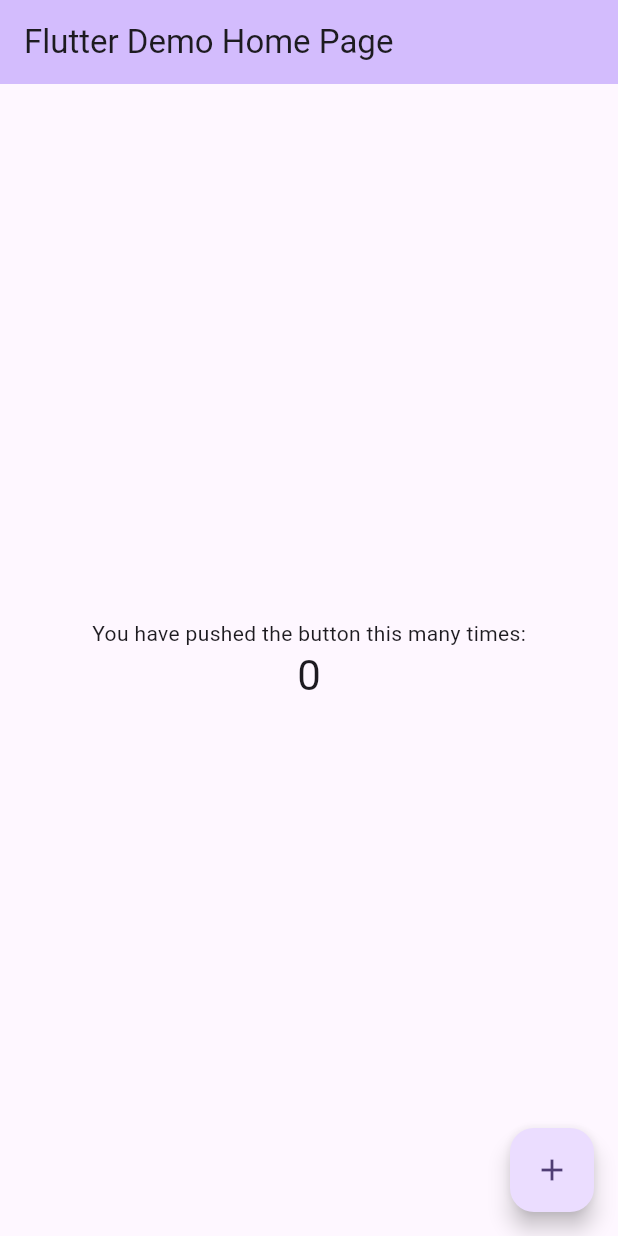
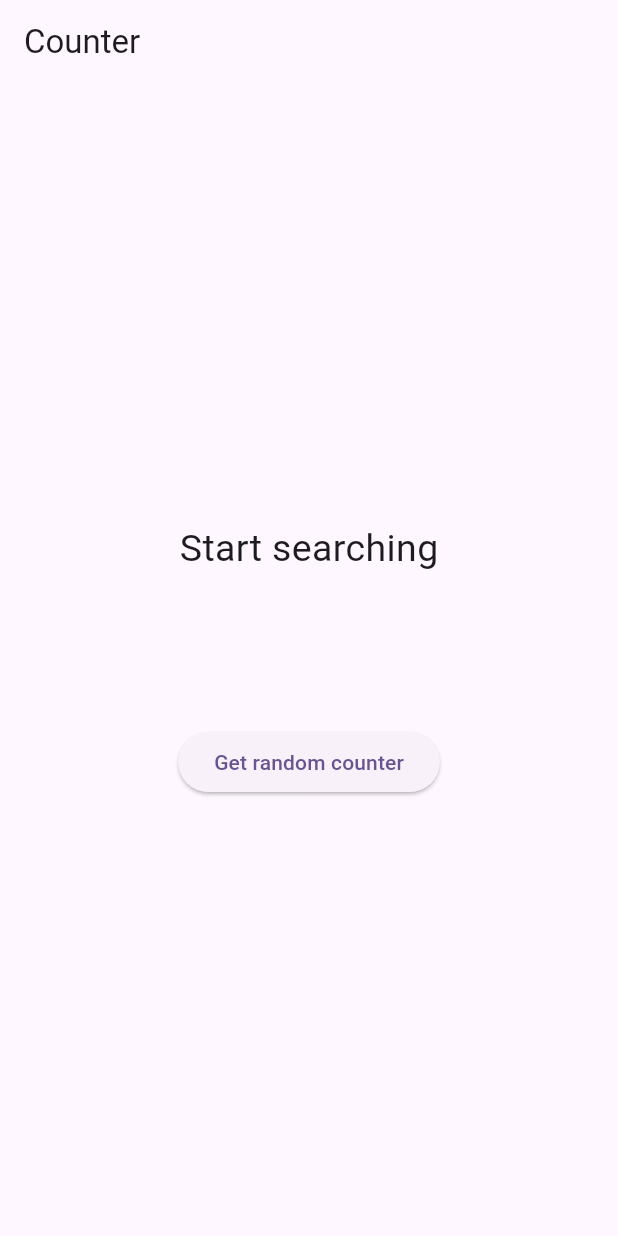
Before and after one commit to atishayjain740/practice_app, a Flutter app: the screen it shows after launch, on a phone screen of 412 x 824 dp. Run offline on Flutter 3.47's test engine with Material 3 defaults, Android fonts, the phone set to English and light mode, and no system bars; our stand-ins replace bloc, dartz, equatable, flutter_bloc, get_it, internet_connection_checker_plus and 1 more.

```diff
--- /dev/null
+++ b/lib/features/counter/presentation/pages/counter_page.dart
@@ -0,0 +1,60 @@
+import 'package:flutter/material.dart';
+import 'package:flutter_bloc/flutter_bloc.dart';
+import 'package:practice_app/features/counter/presentation/bloc/counter_bloc.dart';
+import 'package:practice_app/injection_container.dart';
+
+class CounterPage extends StatelessWidget {
+  const CounterPage({super.key});
+
+  @override
+  Widget build(BuildContext context) {
+    return BlocProvider(
+      create:
+          (_) => sl<CounterBloc>(), // Ensures CounterBloc is properly provided
+      child: CounterView(), // Move the UI to a separate widget
+    );
+  }
+}
+
+class CounterView extends StatelessWidget {
+  @override
+  Widget build(BuildContext context) {
+    return Scaffold(
+      appBar: AppBar(title: Text("Counter")),
+      body: Center(
+        child: Column(
+          mainAxisAlignment: MainAxisAlignment.center,
+          children: [
+            BlocBuilder<CounterBloc, CounterState>(
+              builder: (context, state) {
+                if (state is CounterEmpty) {
+                  return Text(
+                    "Start searching",
+                    style: TextStyle(fontSize: 25),
+                  );
+                } else if (state is CounterError) {
+                  return Text(state.message, style: TextStyle(fontSize: 25));
+                } else if (state is CounterLoading) {
+                  return CircularProgressIndicator();
+                } else if (state is CounterLoaded) {
+                  return Text(
+                    state.counter.count.toString(),
+                    style: TextStyle(fontSize: 25),
+                  );
+                }
+                return Container();
+              },
+            ),
+            const SizedBox(height: 100),
+            ElevatedButton(
+              onPressed: () {
+                context.read<CounterBloc>().add(GetCountEvent());
+              },
+              child: Text("Get random counter"),
+            ),
+          ],
+        ),
+      ),
+    );
+  }
+}
--- a/lib/main.dart
+++ b/lib/main.dart
@@ -1,6 +1,10 @@
 import 'package:flutter/material.dart';
+import 'package:practice_app/features/counter/presentation/pages/counter_page.dart';
+import 'injection_container.dart' as di;
 
-void main() {
+void main() async {
+  WidgetsFlutterBinding.ensureInitialized();
+  await di.init();
   runApp(const MyApp());
 }
 
@@ -10,57 +14,11 @@ class MyApp extends StatelessWidget {
   @override
   Widget build(BuildContext context) {
     return MaterialApp(
-      title: 'Flutter Demo',
+      title: 'Practice App',
       theme: ThemeData(
         colorScheme: ColorScheme.fromSeed(seedColor: Colors.deepPurple),
       ),
-      home: const MyHomePage(title: 'Flutter Demo Home Page'),
+      home: const CounterPage(),
     );
   }
 }
-
-class MyHomePage extends StatefulWidget {
-  const MyHomePage({super.key, required this.title});
-
-  final String title;
-
-  @override
-  State<MyHomePage> createState() => _MyHomePageState();
-}
-
-class _MyHomePageState extends State<MyHomePage> {
-  int _counter = 0;
-
-  void _incrementCounter() {
-    setState(() {
-      _counter++;
-    });
-  }
-
-  @override
-  Widget build(BuildContext context) {
-    return Scaffold(
-      appBar: AppBar(
-        backgroundColor: Theme.of(context).colorScheme.inversePrimary,
-        title: Text(widget.title),
-      ),
-      body: Center(
-        child: Column(
-          mainAxisAlignment: MainAxisAlignment.center,
-          children: <Widget>[
-            const Text('You have pushed the button this many times:'),
-            Text(
-              '$_counter',
-              style: Theme.of(context).textTheme.headlineMedium,
-            ),
-          ],
-        ),
-      ),
-      floatingActionButton: FloatingActionButton(
-        onPressed: _incrementCounter,
-        tooltip: 'Increment',
-        child: const Icon(Icons.add),
-      ),
-    );
-  }
-}
```
Also changed, not shown: lib/features/counter/data/datasources/counter_remote_data_source.dart (+9 -1 lines), lib/injection_container.dart (added, +52 -0 lines), 1 other file.
